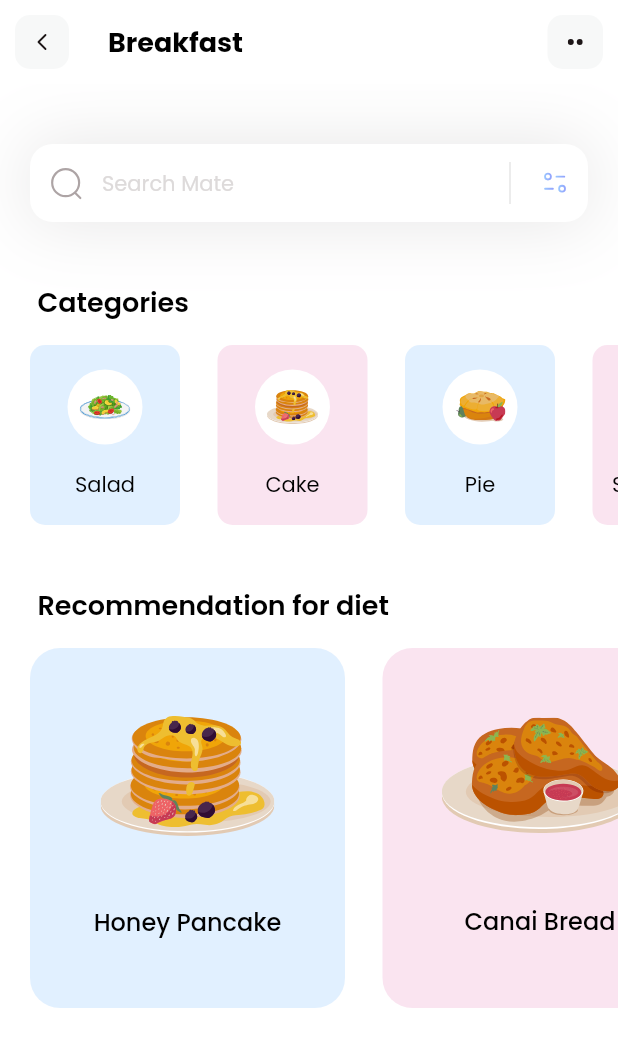
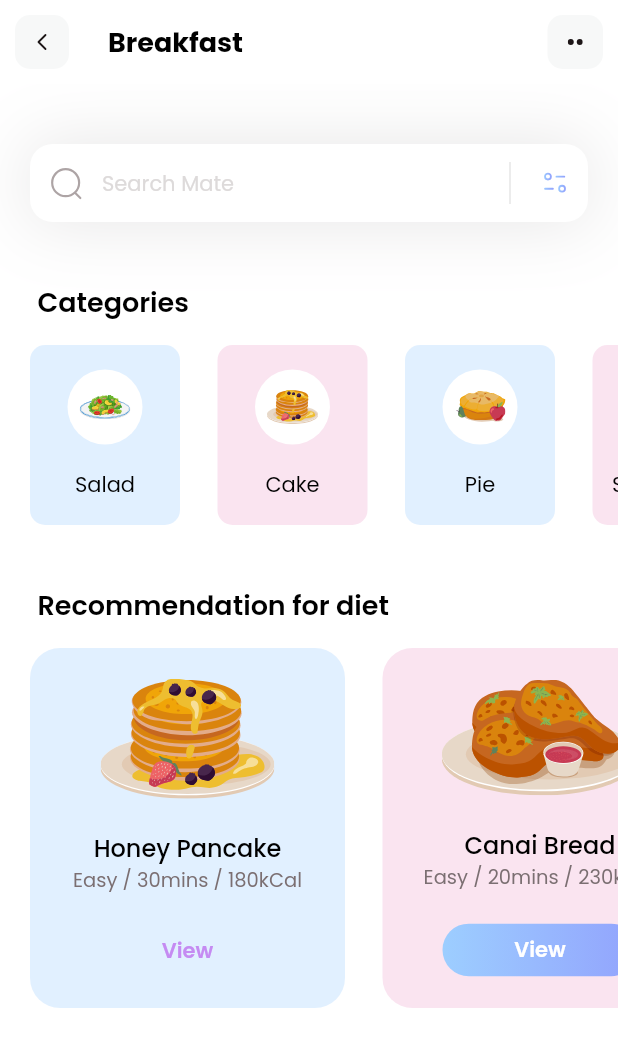
Before and after one commit to mamerida/dietApp, a Flutter app: the screen it shows after launch, on a phone screen of 412 x 824 dp. Shown: the top 1047 px of the screen. Run offline on Flutter 3.47's test engine with Material 2 defaults, Android fonts, the phone set to English and light mode, and no system bars; our stand-ins replace flutter_svg.

Commit message:
diet section

```diff
--- a/lib/models/diet_model.dart
+++ b/lib/models/diet_model.dart
@@ -29,7 +29,7 @@ class DietModel {
        level: 'Easy',
        duration: '30mins',
        calorie: '180kCal',
-       viewIsSelected: true,
+       viewIsSelected: false,
        boxColor: Color(0xff9DCEFF)
       )
     );
@@ -41,7 +41,7 @@ class DietModel {
        level: 'Easy',
        duration: '20mins',
        calorie: '230kCal',
-       viewIsSelected: false,
+       viewIsSelected: true,
        boxColor: Color(0xffEEA4CE)
       )
     );
--- a/lib/pages/home.dart
+++ b/lib/pages/home.dart
@@ -38,7 +38,14 @@ class _HomePageState extends State<HomePage> {
           SizedBox(height: 40),
           _categorySection(),
           SizedBox(height: 40),
-          Column(
+          _dietSection()
+        ],
+      )
+    );
+  }
+
+  Column _dietSection() {
+    return Column(
           crossAxisAlignment: CrossAxisAlignment.start,
           children: [
           const Padding(
@@ -74,6 +81,8 @@ class _HomePageState extends State<HomePage> {
                       mainAxisAlignment: MainAxisAlignment.spaceEvenly,
                       children: [
                         SvgPicture.asset(diets[index].iconPath),
+                        Column(
+                          children:[
                             Text(
                               diets[index].name,
                               style: TextStyle(
@@ -81,6 +90,39 @@ class _HomePageState extends State<HomePage> {
                                 color: Colors.black,
                                 fontSize: 16
                               ),
+                            ),
+                            Text(
+                              diets[index].level + " / " + diets[index].duration + " / " + diets[index].calorie,
+                              style:TextStyle(
+                                color: Color(0xff7B6F72),
+                                fontSize: 13,
+                                fontWeight: FontWeight.w400
+                              )
+                            ),
+                          ]
+                        ),
+                        Container(
+                          height: 35,
+                          width: 130,
+                          decoration: BoxDecoration(
+                            gradient: LinearGradient(
+                                colors: [
+                                diets[index].viewIsSelected ? const Color(0xff9DCEFF) : Colors.transparent,
+                                diets[index].viewIsSelected ? const Color(0xff92A3FD) : Colors.transparent
+                              ]
+                            ),
+                            borderRadius: BorderRadius.circular(50)
+                          ),
+                          child:Center(
+                            child:Text(
+                              'View',
+                              style:TextStyle(
+                                color: diets[index].viewIsSelected ? Colors.white : const Color(0xffC58BF2),
+                                fontSize: 14,
+                                fontWeight: FontWeight.w600
+                              )
+                            )
+                          )
                         )
                       ]
                       ),
@@ -89,9 +131,6 @@ class _HomePageState extends State<HomePage> {
               ),
             )
           ],
-          )
-        ],
-      )
         );
   }
 
```
Lines whose indentation alone changed are shown as unchanged.
